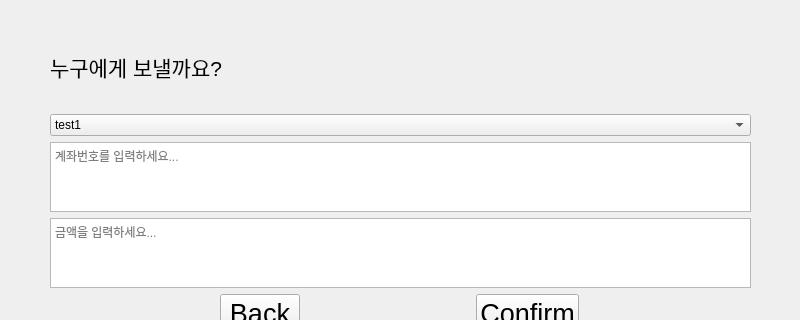
Before: the Qt Designer form ui/transfer-page.ui in Veda-Qt/project, drawn with Qt 5; both pictures show x 0 to 800 and y 0 to 320 of the 800 by 500 pixel window.
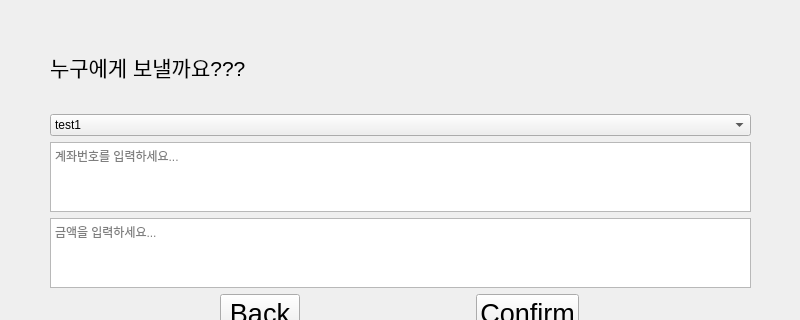
After: the same form once the commit is applied.

The edit to the form file:
```diff
--- a/ui/transfer-page.ui
+++ b/ui/transfer-page.ui
@@ -43,7 +43,7 @@
        </font>
       </property>
       <property name="text">
-       <string>누구에게 보낼까요?</string>
+       <string>누구에게 보낼까요???</string>
       </property>
      </widget>
     </item>
```
